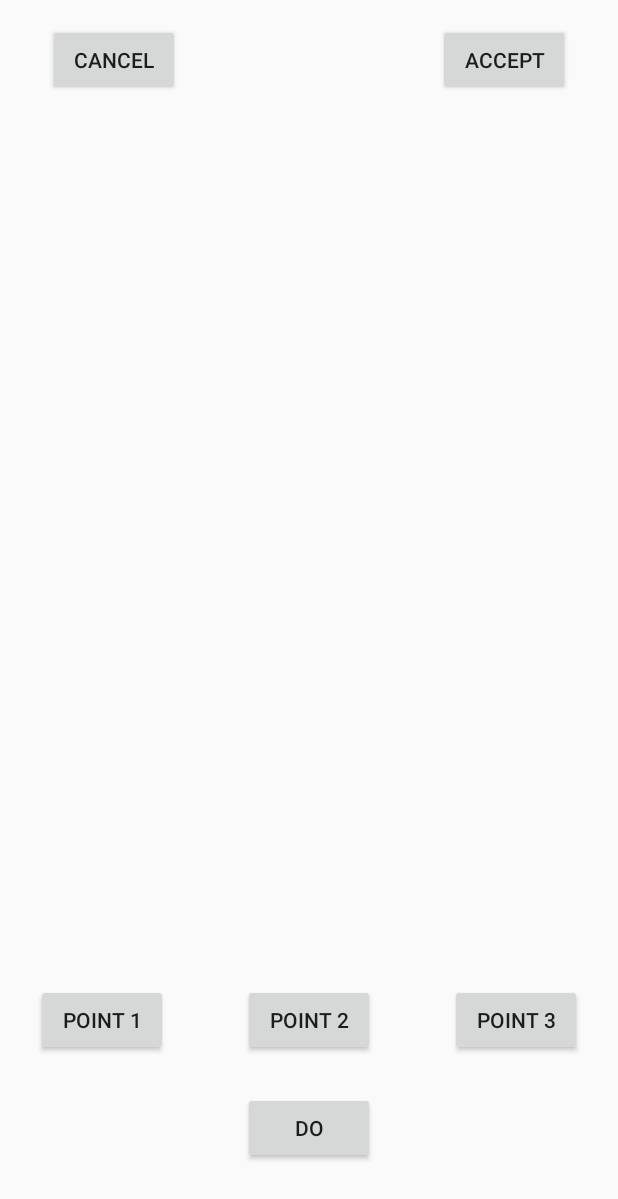
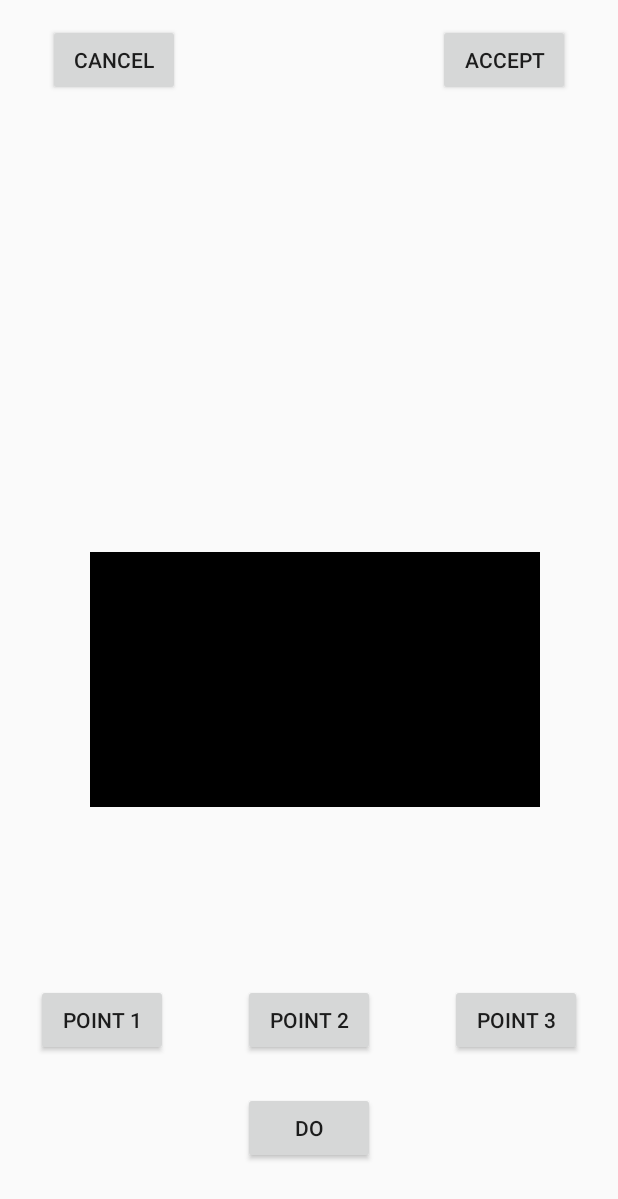
Before and after one commit to Slava0505/PAIN, an Android app: the BilinearActivity screen opened directly, with no data from a screen before it, after a tap on "DO", on a phone screen of 412 x 824 dp. Shown: the top 1199 px of the screen. Run offline under Robolectric (Android 15) with nearby library versions, the phone set to English and light mode, and no system bars; 3 statements that could not run were skipped.

Commit message:
Bilinear filtration is drunk,it should go home

```diff
--- a/app/src/main/java/com/example/pain_1/BilinearActivity.kt
+++ b/app/src/main/java/com/example/pain_1/BilinearActivity.kt
@@ -1,6 +1,7 @@
 package com.example.pain_1
 
 import android.graphics.Bitmap
+import android.graphics.Color
 import android.graphics.drawable.BitmapDrawable
 import android.support.v7.app.AppCompatActivity
 import android.os.Bundle
@@ -16,23 +17,19 @@ class BilinearActivity : AppCompatActivity() {
         setContentView(R.layout.activity_bilinear)
         var cururi=intent.data
         imageOrig.setImageURI(cururi)
+        imageCanvas.setImageURI(cururi)
         var opoint1x = 0
         var opoint1y = 0
-        var opoint2x = imageOrig.height
+        var opoint2x = imageOrig.height-1
         var opoint2y = 0
-        var opoint3x = imageOrig.height
-        var opoint3y = imageOrig.width
+        var opoint3x = imageOrig.height-1
+        var opoint3y = imageOrig.width-1
         var rpoint1x = 0
         var rpoint1y = 0
-        var rpoint2x = imageOrig.height
+        var rpoint2x = imageOrig.height-1
         var rpoint2y = 0
-        var rpoint3x = imageOrig.height
-        var rpoint3y = imageOrig.width
-        val canvasbmp = Bitmap.createBitmap(
-            imageOrig.width,
-            imageOrig.height,
-            Bitmap.Config.ARGB_8888
-        )
+        var rpoint3x = imageOrig.height-1
+        var rpoint3y = imageOrig.width-1
         val origbmp = (imageOrig.drawable as BitmapDrawable).bitmap
         var mode = 1
 
@@ -79,7 +76,7 @@ class BilinearActivity : AppCompatActivity() {
             opoint3x=x
             opoint3y=y
         }
-            Toast.makeText(this,"You put point on "+x+" "+y,Toast.LENGTH_SHORT)
+            Toast.makeText(this,"You put point on "+x+" "+y,Toast.LENGTH_SHORT).show()
         true}
         this.imageCanvas.setOnTouchListener{v, MotionEvent ->
             var x=(floor(MotionEvent.x)).toInt()
@@ -115,32 +112,60 @@ class BilinearActivity : AppCompatActivity() {
                 rpoint3x=x
                 rpoint3y=y
             }
-            Toast.makeText(this,"You put point on "+x+" "+y,Toast.LENGTH_SHORT)
+            Toast.makeText(this,"You put point on "+x+" "+y,Toast.LENGTH_SHORT).show()
             true}
             buttonDo.setOnClickListener {
-                val a=dis(opoint1x,opoint2x,opoint3x,opoint1y,opoint2y,opoint3y)/dis(rpoint1x,rpoint2x,rpoint3x,opoint1y,opoint2y,opoint3y)
-                val b=dis(opoint1x,opoint2x,opoint3x,opoint1y,opoint2y,opoint3y)/dis(opoint1x,opoint2x,opoint3x,rpoint1x,rpoint2x,rpoint3x)
+                val canvasbmp = Bitmap.createBitmap(
+                    imageOrig.width+1,
+                    imageOrig.height+1,
+                    Bitmap.Config.ARGB_8888
+                )
+                val origbmp = (imageOrig.drawable as BitmapDrawable).bitmap
+                clear(canvasbmp)
+                val a=dis(rpoint1x,rpoint2x,rpoint3x,opoint1y,opoint2y,opoint3y)/dis(opoint1x,opoint2x,opoint3x,opoint1y,opoint2y,opoint3y)
+                val b=dis(opoint1x,opoint2x,opoint3x,rpoint1x,rpoint2x,rpoint3x)/dis(opoint1x,opoint2x,opoint3x,opoint1y,opoint2y,opoint3y)
                 val c=rpoint1x-a*opoint1x-b*opoint1y
-                val d=dis(opoint1x,opoint2x,opoint3x,opoint1y,opoint2y,opoint3y)/dis(rpoint1y,rpoint2y,rpoint3y,opoint1y,opoint2y,opoint3y)
-                val e=dis(opoint1x,opoint2x,opoint3x,opoint1y,opoint2y,opoint3y)/dis(opoint1x,opoint2x,opoint3x,rpoint1y,rpoint2y,rpoint3y)
+                val d=dis(rpoint1y,rpoint2y,rpoint3y,opoint1y,opoint2y,opoint3y)/dis(opoint1x,opoint2x,opoint3x,opoint1y,opoint2y,opoint3y)
+                val e=dis(opoint1x,opoint2x,opoint3x,rpoint1y,rpoint2y,rpoint3y)/dis(opoint1x,opoint2x,opoint3x,opoint1y,opoint2y,opoint3y)
                 val f=rpoint1y-d*opoint1x-e*opoint1y
                 var i=0
-                while (i<origbmp.height)
+                while (i<origbmp.width-1)
                 {
                     var t=0
-                    while (t<origbmp.width)
+                    while (t<origbmp.height-1)
                     {
-                        val pxcolor=origbmp.getPixel(i,t)
-                        var ncolor=canvasbmp.getPixel(floor(i*a+t*b+c).toInt(),floor(i*d+t*e+f).toInt())
-                        if (ncolor!=0)
+                        val pxcolor=(origbmp.getPixel(i,t)/*+origbmp.getPixel(i+1,t)+origbmp.getPixel(i,t+1)+origbmp.getPixel(i+1,t+1))/4*/)
+                        var tx= i*a+t*b+c
+                        var ty= i*d+t*e+f
+                        if (tx<0)
+                        {
+                            tx=0.0
+                        }
+                        if (tx>=canvasbmp.width)
+                        {
+                            tx=canvasbmp.width-1.0
+                        }
+                        if (ty<0)
+                        {
+                            ty=0.0
+                        }
+                        if (ty>=canvasbmp.height)
+                        {
+                            ty=canvasbmp.height-1.0
+                        }
+                        var ncolor=canvasbmp.getPixel(floor(tx).toInt(),floor(ty).toInt())
+                        if ((Color.red(ncolor)!=0)or(Color.blue(ncolor)!=0)or(Color.green(ncolor)!=0))
                         {
                             ncolor=(ncolor+pxcolor)/2
+
                         }
-                        canvasbmp.setPixel(floor(i*a+t*b+c).toInt(),floor(i*d+t*e+f).toInt(),ncolor)
+                        else ncolor=pxcolor
+                        canvasbmp.setPixel(floor(tx).toInt(),floor(ty).toInt(),ncolor)
                         t++
                     }
                     i++
                 }
+                trinormal(canvasbmp)
                 imageCanvas.setImageBitmap(canvasbmp)
             }
     }
@@ -155,4 +180,59 @@ class BilinearActivity : AppCompatActivity() {
     ):Double{
         return (x1*y2+y1*x3+x2*y3-x3*y2-x1*y3-y1*x2)*1.0
     }
+
+    fun clear(
+        bmp:Bitmap
+    ) {
+        var i=0
+        while (i<bmp.width)
+        {
+            var t=0
+            while (t<bmp.height)
+            {
+
+                bmp.setPixel(i,t,Color.argb(255,0,0,0))
+                t++
+            }
+            i++
+        }
+    }
+
+    fun trinormal(
+        bmp:Bitmap
+    ){
+        var i=1
+        while (i<bmp.width-1)
+        {
+            var t=1
+            while (t<bmp.height-1)
+            {
+
+                var col=bmp.getPixel(i,t)
+                if ((Color.red(col)==0)and(Color.blue(col)==0)and(Color.green(col)==0))
+                {
+                    var tcol=0
+                    var apx=-1
+                    while (apx<2)
+                    {
+                        var apy=-1
+                        while (apy<2)
+                        {
+                            if ((apx!=apy)or(apy!=0))
+                            {
+                                tcol+=bmp.getPixel(i+apx,t+apy)
+                            }
+                            apy++
+                        }
+                        apx++
+                    }
+                    col=tcol/8
+                    bmp.setPixel(i,t,col)
+                }
+                t++
+            }
+            i++
+        }
+    }
+
 }
--- a/app/src/main/res/layout/activity_bilinear.xml
+++ b/app/src/main/res/layout/activity_bilinear.xml
@@ -51,21 +51,23 @@
             android:layout_marginEnd="8dp" app:layout_constraintStart_toStartOf="parent"
             android:layout_marginStart="8dp"/>
     <ImageView
-            android:layout_width="400dp"
-            android:layout_height="200dp" tools:src="@tools:sample/backgrounds/scenic"
+            android:layout_width="300dp"
+            android:layout_height="170dp" tools:src="@tools:sample/backgrounds/scenic"
             android:id="@+id/imageOrig"
-            android:layout_marginTop="8dp" app:layout_constraintTop_toBottomOf="@+id/buttonAccept"
+            android:layout_marginTop="16dp" app:layout_constraintTop_toBottomOf="@+id/buttonAccept"
             app:layout_constraintStart_toStartOf="parent" android:layout_marginStart="8dp"
             app:layout_constraintEnd_toEndOf="parent" android:layout_marginEnd="8dp" android:layout_marginBottom="8dp"
             app:layout_constraintBottom_toTopOf="@+id/buttonPoint2" app:layout_constraintVertical_bias="0.0"
+            android:scaleType="fitCenter"
             android:contentDescription="@string/original_image"/>
     <ImageView
-            android:layout_width="400dp"
-            android:layout_height="200dp" tools:src="@tools:sample/backgrounds/scenic"
+            android:layout_width="300dp"
+            android:layout_height="170dp" tools:src="@tools:sample/backgrounds/scenic"
             android:id="@+id/imageCanvas"
             app:layout_constraintBottom_toTopOf="@+id/buttonPoint2"
             app:layout_constraintEnd_toEndOf="parent"
             app:layout_constraintStart_toStartOf="parent" android:layout_marginStart="8dp"
             app:layout_constraintTop_toBottomOf="@+id/imageOrig" android:layout_marginTop="24dp"
+            android:scaleType="fitCenter"
             android:layout_marginBottom="24dp" android:contentDescription="@string/canvas"/>
 </android.support.constraint.ConstraintLayout>
```
Also changed, not shown: app/src/main/java/com/example/pain_1/FilterActivity.kt (+20 -1 lines), app/src/main/res/layout/activity_filter.xml (+11 -0 lines).
